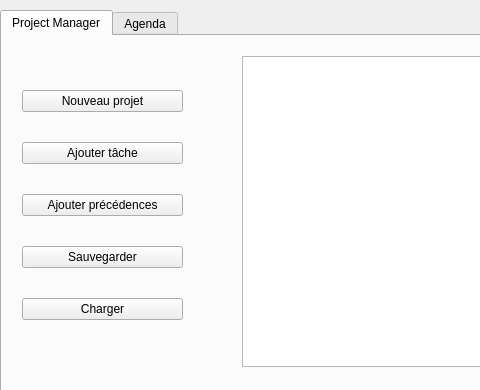
First picture: the form in ProjectCalendar/mainwindow.ui, repository pzins/ProjectCalendar_LO21, before the edit; both pictures show x 0 to 480 and y 0 to 390 of the 1152 by 685 pixel window.
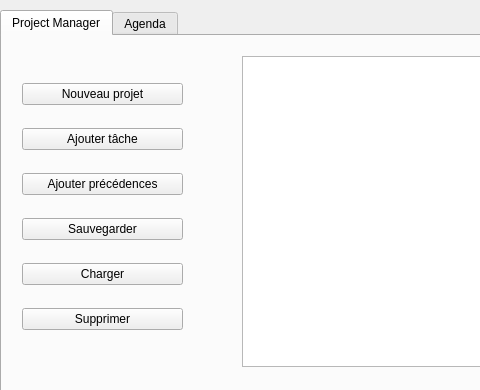
Second picture: the form after the edit.

```diff
--- a/ProjectCalendar/mainwindow.ui
+++ b/ProjectCalendar/mainwindow.ui
@@ -88,6 +88,13 @@
          </property>
         </widget>
        </item>
+       <item>
+        <widget class="QPushButton" name="supprimer">
+         <property name="text">
+          <string>Supprimer</string>
+         </property>
+        </widget>
+       </item>
       </layout>
      </widget>
     </widget>
```
